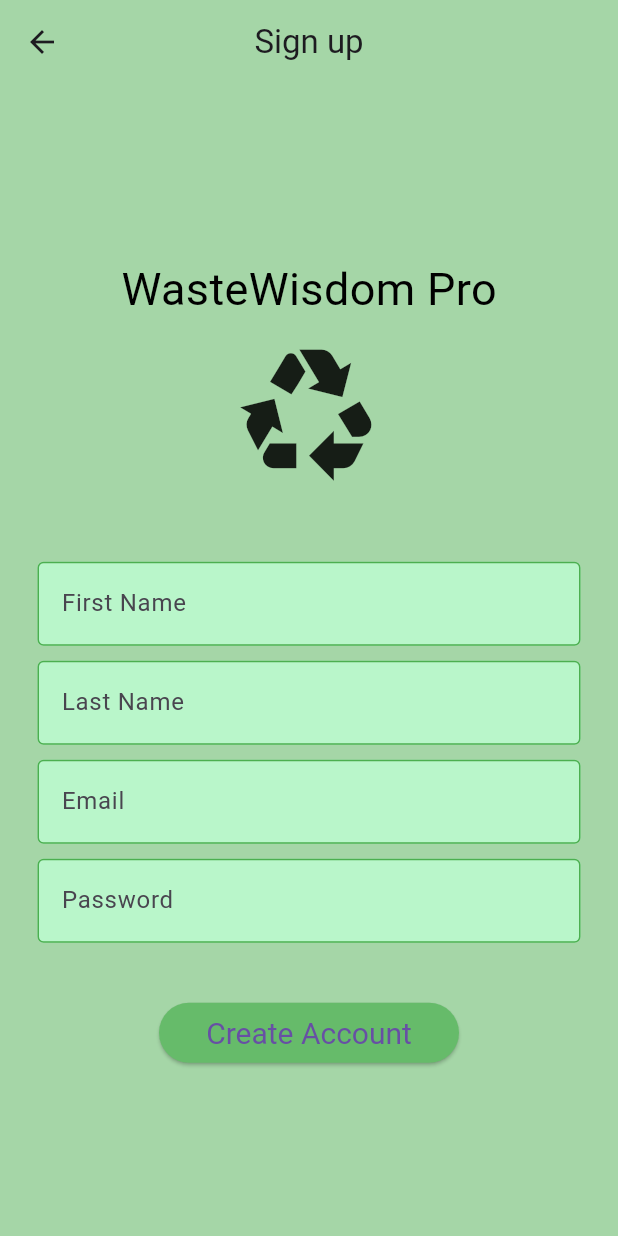
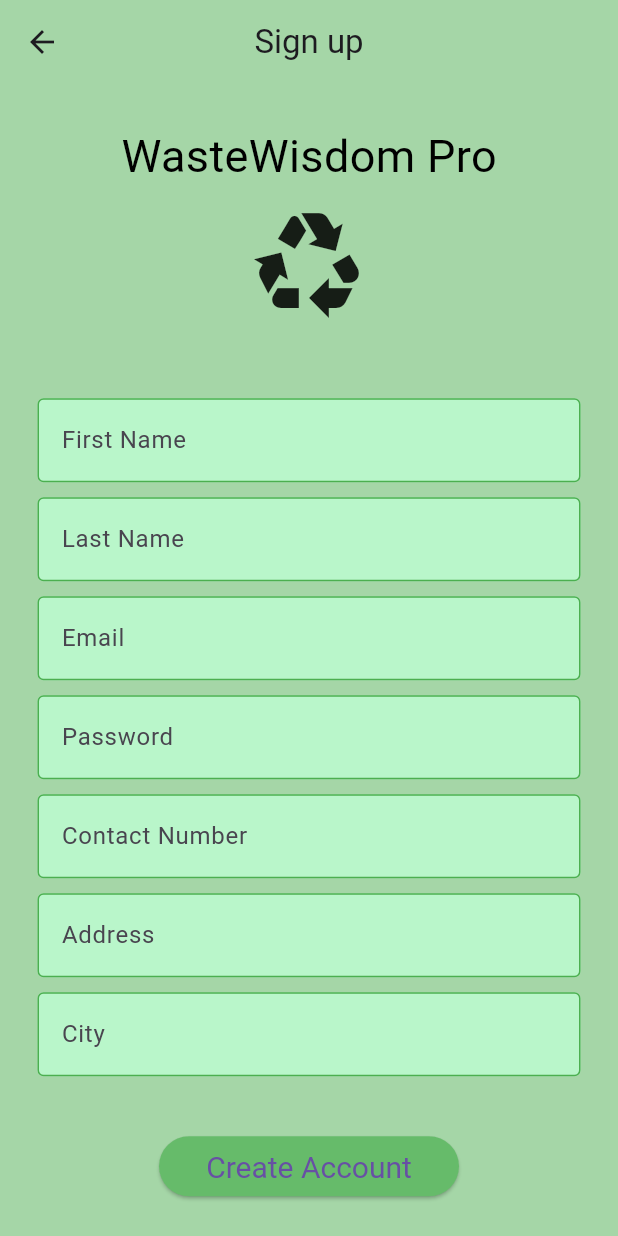
Before and after one commit to avanthaf/sdgp_login, a Flutter app: the screen it shows after launch, after a tap on "Sign up for free", on a phone screen of 412 x 824 dp. Run offline on Flutter 3.47's test engine with Material 3 defaults, Android fonts, the phone set to English and light mode, and no system bars; network calls fail.

Commit message:
signup_page changes

```diff
--- a/lib/login_page.dart
+++ b/lib/login_page.dart
@@ -10,7 +10,7 @@ import 'package:http/http.dart' as http;
 class LoginPage extends StatelessWidget {
   LoginPage({Key? key}) : super(key: key);
 
-  final usernameController = TextEditingController();
+  final emailController = TextEditingController();
   final passwordController = TextEditingController();
 
   @override
@@ -40,7 +40,7 @@ class LoginPage extends StatelessWidget {
               ),
               const MySizedBox(BoxHeight: 1),
               MyTextField(
-                controller: usernameController,
+                controller: emailController,
                 hintText: "Email Address",
                 obscureText: false,
               ),
@@ -82,7 +82,7 @@ class LoginPage extends StatelessWidget {
         'Content-Type': 'application/json', // Set the content type here
       },
       body: jsonEncode({
-        'email': usernameController.text,
+        'email': emailController.text,
         'password': passwordController.text,
       }),
     );
@@ -95,22 +95,6 @@ class LoginPage extends StatelessWidget {
       // Handle the error (e.g., show an error message)
     }
   }
-
-  // void loginUser() async {
-  //   var url = Uri.parse('http://10.0.2.2:8080/v1/user/login');
-  //   var response = await http.post(url, body: {
-  //     'email': usernameController.text,
-  //     'password': passwordController.text,
-  //   });
-
-  //   if (response.statusCode == 200) {
-  //     // Login successful
-  //     // Navigate to the home page or show a success message
-  //   } else {
-  //     // Login failed
-  //     // Handle the error (e.g., show an error message)
-  //   }
-  // }
 
   GestureDetector newGesture(BuildContext context) {
     return GestureDetector(
--- a/lib/signup_page.dart
+++ b/lib/signup_page.dart
@@ -10,8 +10,11 @@ class SignupPage extends StatelessWidget {
 
   final firstnameController = TextEditingController();
   final lastnameController = TextEditingController();
-  final usernameController = TextEditingController();
+  final emailController = TextEditingController();
   final passwordController = TextEditingController();
+  final contactController = TextEditingController();
+  final addressController = TextEditingController();
+  final cityController = TextEditingController();
 
   @override
   Widget build(BuildContext context) {
@@ -34,7 +37,7 @@ class SignupPage extends StatelessWidget {
               const MySizedBox(BoxHeight: 1),
               const Icon(
                 Icons.recycling_outlined,
-                size: 100,
+                size: 80,
               ),
               const MySizedBox(BoxHeight: 5),
               MyTextField(
@@ -48,13 +51,31 @@ class SignupPage extends StatelessWidget {
                   obscureText: false),
               const MySizedBox(BoxHeight: 1),
               MyTextField(
-                  controller: usernameController,
+                  controller: emailController,
                   hintText: "Email",
                   obscureText: false),
               const MySizedBox(BoxHeight: 1),
               MyTextField(
                 controller: passwordController,
                 hintText: "Password",
+                obscureText: true,
+              ),
+              const MySizedBox(BoxHeight: 1),
+              MyTextField(
+                controller: contactController,
+                hintText: "Contact Number",
+                obscureText: true,
+              ),
+              const MySizedBox(BoxHeight: 1),
+              MyTextField(
+                controller: addressController,
+                hintText: "Address",
+                obscureText: true,
+              ),
+              const MySizedBox(BoxHeight: 1),
+              MyTextField(
+                controller: cityController,
+                hintText: "City",
                 obscureText: true,
               ),
               const MySizedBox(BoxHeight: 4),
@@ -79,8 +100,11 @@ class SignupPage extends StatelessWidget {
       body: jsonEncode({
         'firstName': firstnameController.text,
         'lastName': lastnameController.text,
-        'email': usernameController.text,
+        'email': emailController.text,
         'password': passwordController.text,
+        'contact': contactController.text,
+        'address': addressController.text,
+        'city': cityController.text,
       }),
     );
 
@@ -92,22 +116,4 @@ class SignupPage extends StatelessWidget {
       // Show error message
     }
   }
-
-  // void registerUser() async {
-  //   var url = Uri.parse('http://10.0.2.2:8080/v1/user/register');
-  //   var response = await http.post(url, body: {
-  //     'firstName': firstnameController.text,
-  //     'lastName': lastnameController.text,
-  //     'email': usernameController.text,
-  //     'password': passwordController.text,
-  //   });
-
-  //   if (response.statusCode == 200) {
-  //     // Registration successful
-  //     // Navigate to the login page or show a success message
-  //   } else {
-  //     // Registration failed
-  //     // Show error message
-  //   }
-  // }
 }
```
